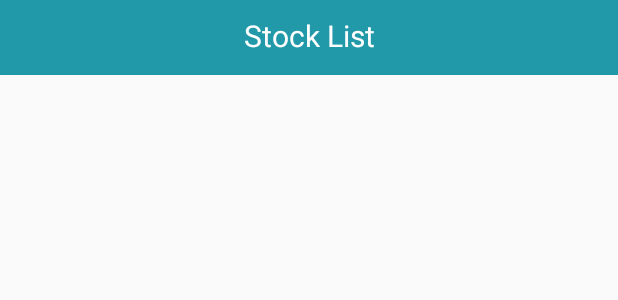
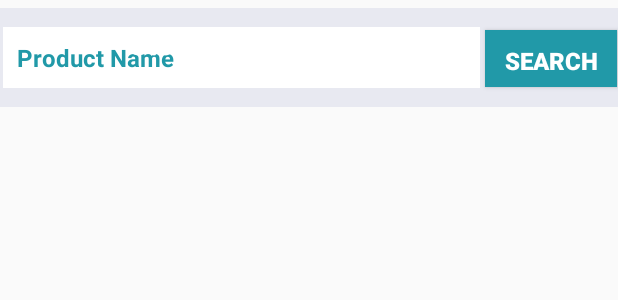
Before and after one commit to Isini-Dananjana/MADD-PharmacyApp, an Android app: the layout admin_check_stock2.xml on its own in the app's theme, with its tools: preview values and no code run, on a phone screen of 412 x 824 dp. Shown: the top 300 px of the screen. Run offline under Robolectric (Android 15) with nearby library versions, the phone set to English and light mode, and no system bars.

Commit message:
stock list search implemented

```diff
--- a/app/build.gradle
+++ b/app/build.gradle
@@ -96,7 +96,7 @@ dependencies {
     androidTestImplementation 'androidx.test.ext:junit:1.1.2'
     androidTestImplementation 'androidx.test.espresso:espresso-core:3.3.0'
 
-   // implementation  'com.github.YuganshT79:Smiley-Rating:1.0.2'
+   //implementation  'com.github.YuganshT79:Smiley-Rating:1.0.2'
 
     implementation 'com.github.sujithkanna:smileyrating:2.0.0'
 }
--- a/app/src/main/res/layout/activity_check__stock.xml
+++ b/app/src/main/res/layout/activity_check__stock.xml
@@ -13,7 +13,10 @@
 
     </com.google.android.material.appbar.AppBarLayout>
 
-    <include layout="@layout/admin_check_stock2" />
+    <include
+        layout="@layout/admin_check_stock2"
+        android:layout_width="match_parent"
+        android:layout_height="match_parent" />
 
     <com.google.android.material.floatingactionbutton.FloatingActionButton
         android:id="@+id/fab"
--- a/app/src/main/res/layout/admin_check_stock2.xml
+++ b/app/src/main/res/layout/admin_check_stock2.xml
@@ -6,38 +6,76 @@
     android:layout_height="match_parent"
     tools:context=".Check_Stock">
 
+
     <RelativeLayout
         android:id="@+id/rel"
         android:layout_width="match_parent"
-        android:layout_height="50dp"
-        android:background="@color/colorPrimaryDark"
-        android:layout_alignParentTop="true">
+        android:layout_height="66dp"
+        android:layout_alignParentStart="true"
+        android:layout_alignParentTop="true"
+        android:layout_alignParentEnd="true"
+        android:layout_marginStart="-3dp"
+        android:layout_marginTop="5dp"
+        android:layout_marginEnd="0dp"
+        android:background="@color/colorAccent">
+
+        <EditText
+            android:id="@+id/search_product"
+            android:layout_width="318dp"
+            android:layout_height="wrap_content"
+            android:layout_centerVertical="true"
+            android:layout_marginStart="5dp"
+            android:layout_marginTop="10dp"
+            android:background="@android:color/white"
+            android:hint="Product Name"
+            android:padding="9dp"
+            android:textColorHint="@color/colorPrimaryDark"
+            android:textSize="16dp"
+            android:textStyle="bold" />
+
+        <Button
+            android:id="@+id/search_btn"
+            android:layout_width="wrap_content"
+            android:layout_height="38dp"
+            android:layout_alignParentBottom="true"
+            android:layout_centerHorizontal="true"
+            android:layout_marginLeft="3dp"
+            android:layout_marginBottom="13dp"
+            android:layout_toRightOf="@+id/search_product"
+            android:background="@color/colorPrimaryDark"
+            android:padding="9dp"
+            android:text="Search"
+            android:textColor="@android:color/white"
+            android:textSize="16dp"
+            android:textStyle="bold" />
+
+        <TextView
+            android:id="@+id/total_price"
+            android:layout_width="265dp"
+            android:layout_height="wrap_content"
+            android:layout_marginStart="0dp"
+            android:layout_marginTop="10dp"
+            android:layout_marginEnd="0dp"
+            android:text="Stock List"
+            android:textAlignment="center"
+            android:textColor="@android:color/white"
+            android:textSize="20dp" />
 
     </RelativeLayout>
 
     <androidx.recyclerview.widget.RecyclerView
         android:id="@+id/stock_list"
         android:layout_width="match_parent"
-        android:layout_height="match_parent"
+        android:layout_height="652dp"
+        android:layout_above="@+id/next"
         android:layout_below="@+id/rel"
-        android:layout_above="@+id/next">
-
-
-
+        android:layout_alignParentStart="true"
+        android:layout_alignParentBottom="true"
+        android:layout_marginTop="0dp"
+        android:layout_marginBottom="1dp">
 
 
     </androidx.recyclerview.widget.RecyclerView>
 
-    <TextView
-        android:id="@+id/total_price"
-        android:layout_width="match_parent"
-        android:layout_height="wrap_content"
-        android:layout_marginTop="10dp"
-        android:layout_marginEnd="0dp"
-        android:text="Stock List"
-        android:textAlignment="center"
-        android:textColor="@android:color/white"
-        android:textSize="20dp" />
-
 
 </RelativeLayout>
```
Also changed, not shown: app/src/main/java/com/example/medicare_pharmacyapp/Check_Stock.java (+132 -0 lines).
